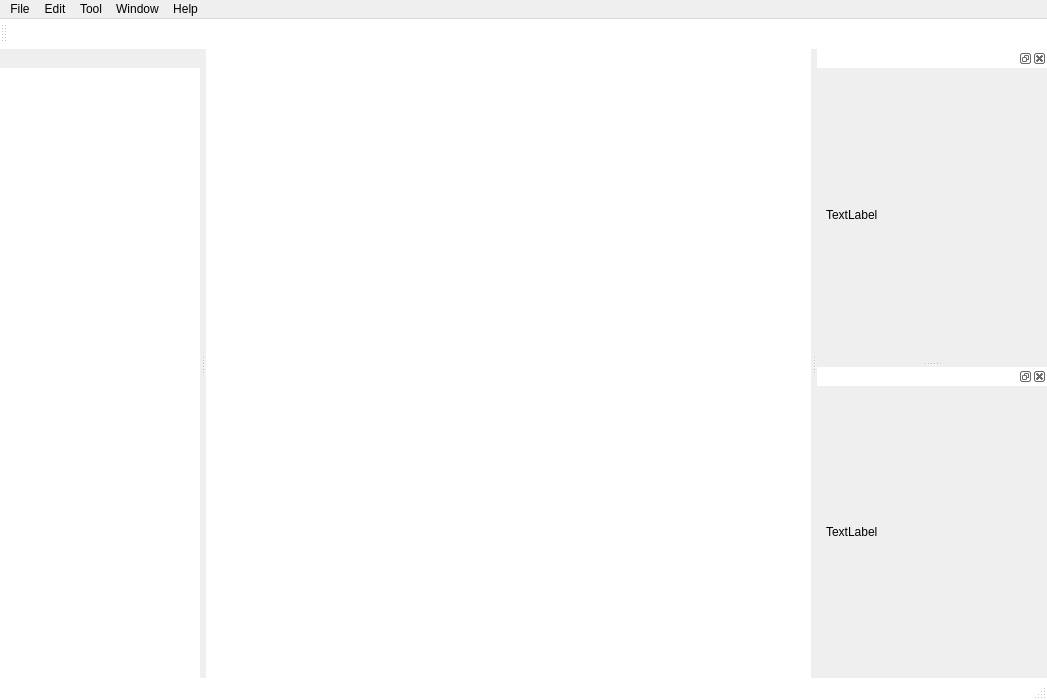
Qt form app/MainWindow.ui (Podmno/SLSApp) before a commit.
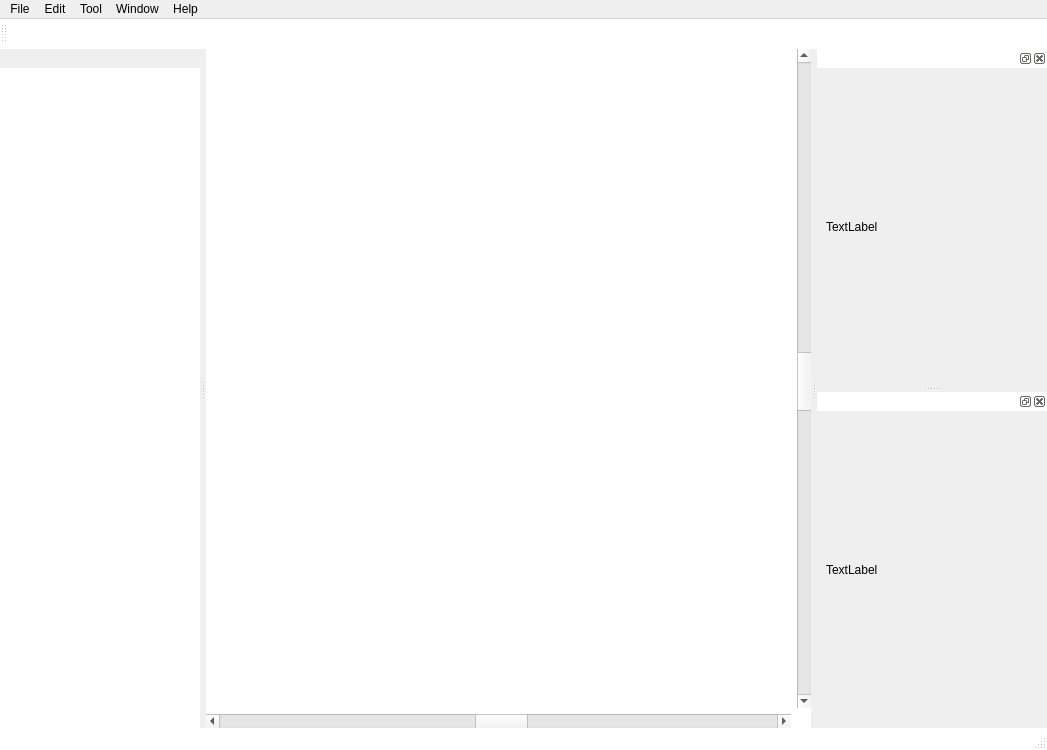
The same form after that commit.

```diff
--- a/app/MainWindow.ui
+++ b/app/MainWindow.ui
@@ -7,7 +7,7 @@
     <x>0</x>
     <y>0</y>
     <width>1047</width>
-    <height>700</height>
+    <height>750</height>
    </rect>
   </property>
   <property name="contextMenuPolicy">
@@ -18,10 +18,34 @@
   </property>
   <widget class="QWidget" name="centralwidget">
    <property name="styleSheet">
-    <string notr="true">border:0px;
-background-color:white</string>
+    <string notr="true">.QWidget {
+border:0px;
+background-color:white
+}</string>
    </property>
    <layout class="QGridLayout" name="gridLayout">
+    <property name="leftMargin">
+     <number>0</number>
+    </property>
+    <property name="topMargin">
+     <number>0</number>
+    </property>
+    <property name="rightMargin">
+     <number>0</number>
+    </property>
+    <property name="bottomMargin">
+     <number>0</number>
+    </property>
+    <item row="0" column="1">
+     <widget class="QScrollBar" name="verticalScrollBar">
+      <property name="value">
+       <number>50</number>
+      </property>
+      <property name="orientation">
+       <enum>Qt::Vertical</enum>
+      </property>
+     </widget>
+    </item>
     <item row="0" column="0">
      <widget class="QStackedWidget" name="stackedWidget">
       <property name="styleSheet">
@@ -53,6 +77,16 @@
       </widget>
      </widget>
     </item>
+    <item row="1" column="0">
+     <widget class="QScrollBar" name="horizontalScrollBar">
+      <property name="value">
+       <number>50</number>
+      </property>
+      <property name="orientation">
+       <enum>Qt::Horizontal</enum>
+      </property>
+     </widget>
+    </item>
    </layout>
   </widget>
   <widget class="QMenuBar" name="menubar">
```
